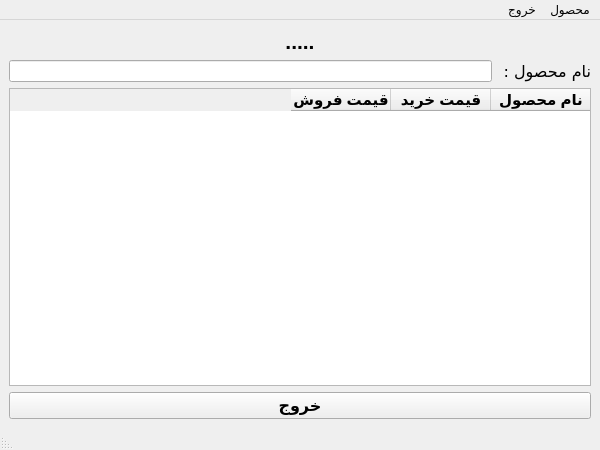
Above: GUI/UI_Files/main_window.ui from Hojjatrt/Accounting before the change. Below: the same form after it.
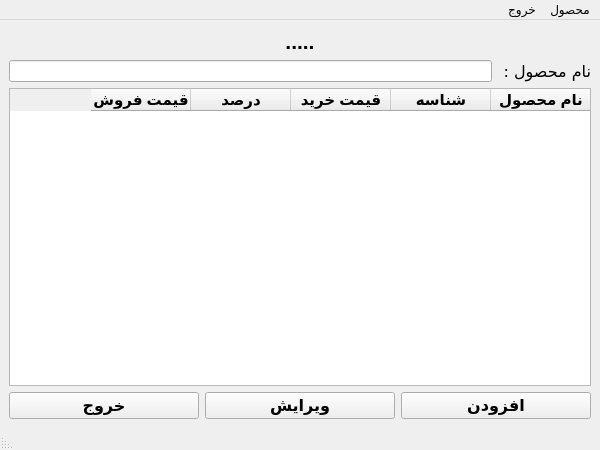
That is the form after the change.

Commit message: edit ui, add percent to ui and number to table

```diff
--- a/GUI/UI_Files/main_window.ui
+++ b/GUI/UI_Files/main_window.ui
@@ -139,11 +139,21 @@
         <string>نام محصول</string>
        </property>
       </column>
+      <column>
+       <property name="text">
+        <string>شناسه</string>
+       </property>
+      </column>
       <column>
        <property name="text">
         <string>قیمت خرید</string>
        </property>
       </column>
+      <column>
+       <property name="text">
+        <string>درصد</string>
+       </property>
+      </column>
       <column>
        <property name="text">
         <string>قیمت فروش</string>
@@ -152,6 +162,38 @@
      </widget>
     </item>
     <item>
+     <layout class="QHBoxLayout" name="horizontalLayout_2">
+      <item>
+       <widget class="QPushButton" name="btn_main_add">
+        <property name="font">
+         <font>
+          <family>Arial</family>
+          <pointsize>12</pointsize>
+          <weight>75</weight>
+          <bold>true</bold>
+         </font>
+        </property>
+        <property name="text">
+         <string>افزودن</string>
+        </property>
+       </widget>
+      </item>
+      <item>
+       <widget class="QPushButton" name="btn_main_update">
+        <property name="font">
+         <font>
+          <family>Arial</family>
+          <pointsize>12</pointsize>
+          <weight>75</weight>
+          <bold>true</bold>
+         </font>
+        </property>
+        <property name="text">
+         <string>ویرایش</string>
+        </property>
+       </widget>
+      </item>
+      <item>
      <widget class="QPushButton" name="btn_main_exit">
       <property name="font">
        <font>
@@ -167,6 +209,8 @@
      </widget>
     </item>
    </layout>
+    </item>
+   </layout>
   </widget>
   <widget class="QMenuBar" name="menubar">
    <property name="geometry">
```
Left out of the diff: 1 changed line with no effect on the pictures. Lines whose indentation alone changed are shown as unchanged. The commit also changes 3 other files.
